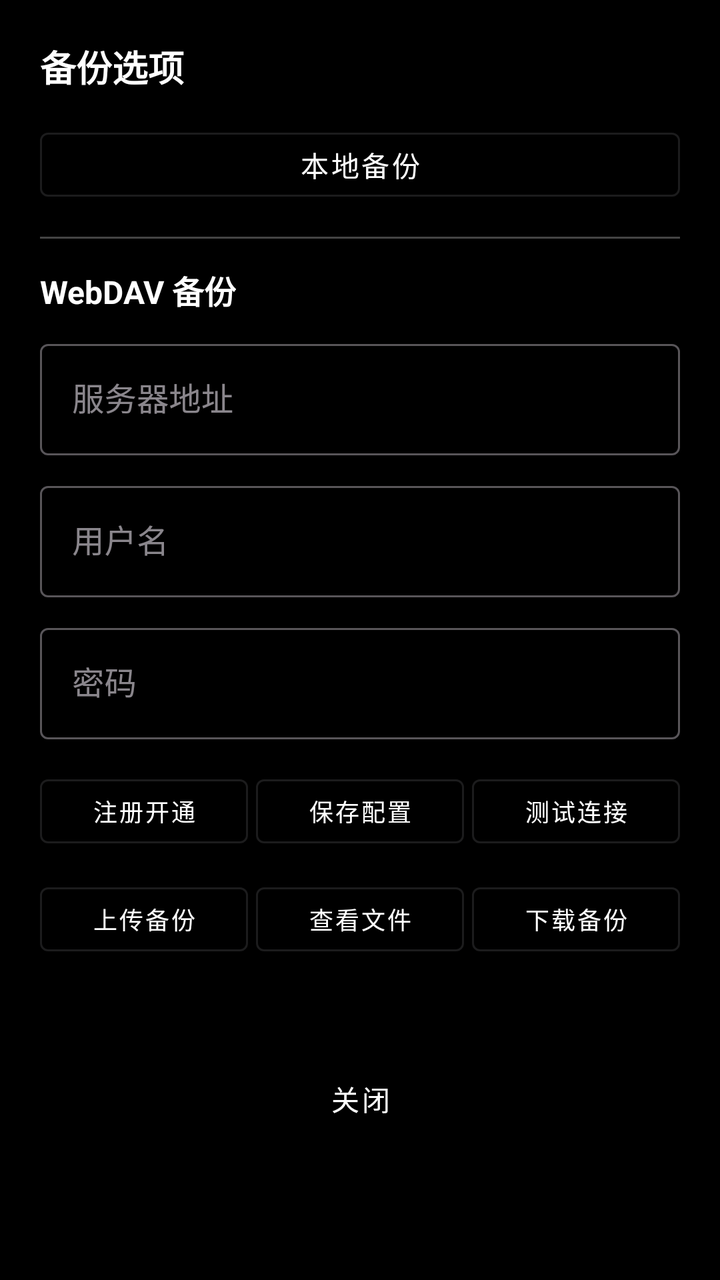
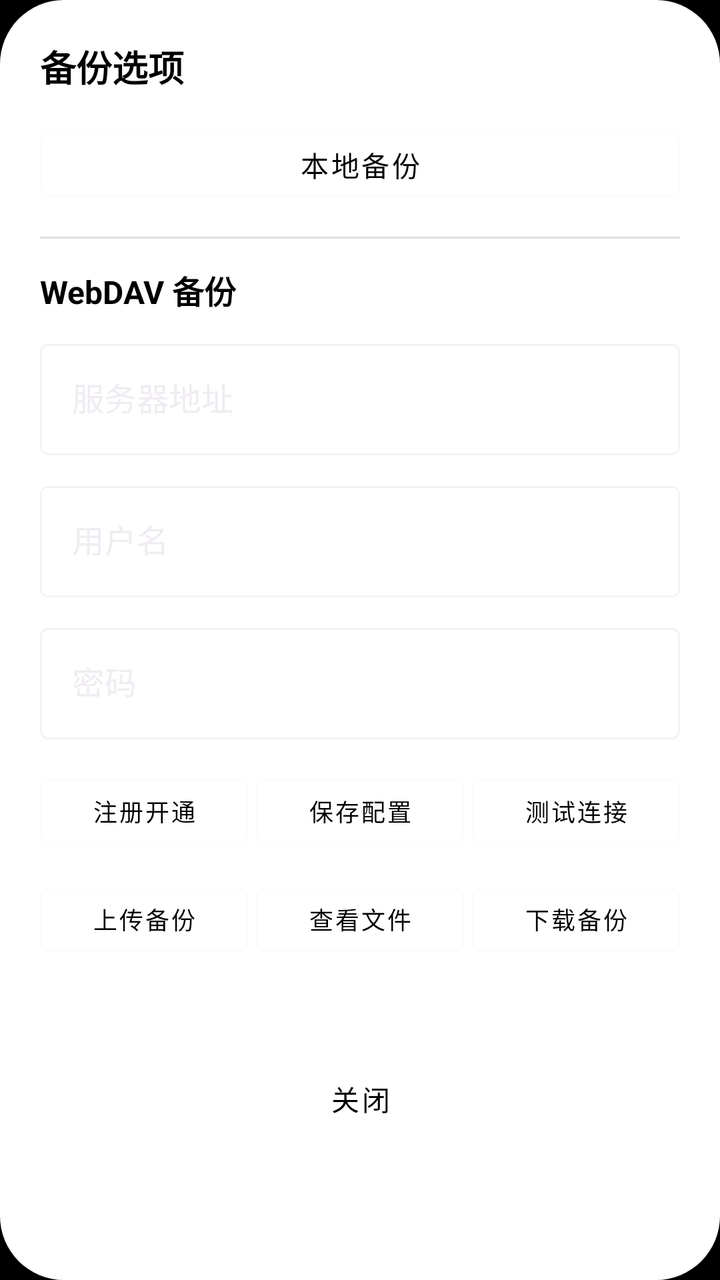

Before-and-after screenshots of an Android layout around one commit, followed by the original layout XML and the change that was made.
<!-- AndroidManifest.xml: application theme Theme.App -->
<!-- res/layout/dialog_webdav_backup.xml -->
<?xml version="1.0" encoding="utf-8"?>
<ScrollView xmlns:android="http://schemas.android.com/apk/res/android"
    xmlns:app="http://schemas.android.com/apk/res-auto"
    android:layout_width="match_parent"
    android:layout_height="wrap_content"
    android:fillViewport="true"
    android:background="@drawable/shape_item"
    android:padding="0dp">

    <androidx.appcompat.widget.LinearLayoutCompat
        android:layout_width="match_parent"
        android:layout_height="wrap_content"
        android:orientation="vertical"
        android:padding="20dp">

        
        <com.google.android.material.textview.MaterialTextView
            android:layout_width="wrap_content"
            android:layout_height="wrap_content"
            android:text="备份选项"
            android:textColor="@color/white"
            android:textSize="18sp"
            android:textStyle="bold"
            android:layout_marginBottom="14dp" />

        
        <com.google.android.material.button.MaterialButton
            android:id="@+id/btnLocalBackup"
            android:layout_width="match_parent"
            android:layout_height="wrap_content"
            android:text="本地备份"
            android:textColor="@color/white"
            android:textSize="14sp"
            android:minHeight="44dp"
            style="@style/Widget.MaterialComponents.Button.OutlinedButton" />

        <View
            android:layout_width="match_parent"
            android:layout_height="1dp"
            android:background="#444444"
            android:layout_marginVertical="14dp" />

        
        <com.google.android.material.textview.MaterialTextView
            android:layout_width="wrap_content"
            android:layout_height="wrap_content"
            android:text="WebDAV 备份"
            android:textColor="@color/white"
            android:textSize="16sp"
            android:textStyle="bold"
            android:layout_marginBottom="10dp" />

        
        <com.google.android.material.textfield.TextInputLayout
            android:layout_width="match_parent"
            android:layout_height="wrap_content"
            android:hint="服务器地址"
            app:boxBackgroundMode="outline"
            app:hintTextColor="@color/white"
            style="@style/Widget.MaterialComponents.TextInputLayout.OutlinedBox">

            <com.google.android.material.textfield.TextInputEditText
                android:id="@+id/dialogWebdavUrl"
                android:layout_width="match_parent"
                android:layout_height="wrap_content"
                android:inputType="textUri"
                android:textColor="@color/white"
                android:textColorHint="@color/white_50" />
        </com.google.android.material.textfield.TextInputLayout>

        
        <com.google.android.material.textfield.TextInputLayout
            android:layout_width="match_parent"
            android:layout_height="wrap_content"
            android:layout_marginTop="10dp"
            android:hint="用户名"
            app:boxBackgroundMode="outline"
            app:hintTextColor="@color/white"
            style="@style/Widget.MaterialComponents.TextInputLayout.OutlinedBox">

            <com.google.android.material.textfield.TextInputEditText
                android:id="@+id/dialogWebdavUser"
                android:layout_width="match_parent"
                android:layout_height="wrap_content"
                android:inputType="text"
                android:textColor="@color/white"
                android:textColorHint="@color/white_50" />
        </com.google.android.material.textfield.TextInputLayout>

        
        <com.google.android.material.textfield.TextInputLayout
            android:layout_width="match_parent"
            android:layout_height="wrap_content"
            android:layout_marginTop="10dp"
            android:hint="密码"
            app:boxBackgroundMode="outline"
            app:hintTextColor="@color/white"
            style="@style/Widget.MaterialComponents.TextInputLayout.OutlinedBox">

            <com.google.android.material.textfield.TextInputEditText
                android:id="@+id/dialogWebdavPass"
                android:layout_width="match_parent"
                android:layout_height="wrap_content"
                android:inputType="textPassword"
                android:textColor="@color/white"
                android:textColorHint="@color/white_50" />
        </com.google.android.material.textfield.TextInputLayout>

        
        <androidx.appcompat.widget.LinearLayoutCompat
            android:layout_width="match_parent"
            android:layout_height="wrap_content"
            android:layout_marginTop="14dp"
            android:orientation="horizontal"
            android:gravity="center">

            <com.google.android.material.button.MaterialButton
                android:id="@+id/dialogWebdavLink"
                android:layout_width="0dp"
                android:layout_height="wrap_content"
                android:layout_weight="1"
                android:layout_marginEnd="4dp"
                android:text="注册开通"
                android:textColor="@color/white"
                android:textSize="12sp"
                android:minHeight="44dp"
                style="@style/Widget.MaterialComponents.Button.OutlinedButton" />

            <com.google.android.material.button.MaterialButton
                android:id="@+id/dialogWebdavSave"
                android:layout_width="0dp"
                android:layout_height="wrap_content"
                android:layout_weight="1"
                android:layout_marginEnd="4dp"
                android:text="保存配置"
                android:textColor="@color/white"
                android:textSize="12sp"
                android:minHeight="44dp"
                style="@style/Widget.MaterialComponents.Button.OutlinedButton" />

            <com.google.android.material.button.MaterialButton
                android:id="@+id/dialogWebdavTest"
                android:layout_width="0dp"
                android:layout_height="wrap_content"
                android:layout_weight="1"
                android:text="测试连接"
                android:textColor="@color/white"
                android:textSize="12sp"
                android:minHeight="44dp"
                style="@style/Widget.MaterialComponents.Button.OutlinedButton" />
        </androidx.appcompat.widget.LinearLayoutCompat>

        
        <androidx.appcompat.widget.LinearLayoutCompat
            android:layout_width="match_parent"
            android:layout_height="wrap_content"
            android:layout_marginTop="10dp"
            android:orientation="horizontal"
            android:gravity="center">

            <com.google.android.material.button.MaterialButton
                android:id="@+id/dialogWebdavUpload"
                android:layout_width="0dp"
                android:layout_height="wrap_content"
                android:layout_weight="1"
                android:layout_marginEnd="4dp"
                android:text="上传备份"
                android:textColor="@color/white"
                android:textSize="12sp"
                android:minHeight="44dp"
                style="@style/Widget.MaterialComponents.Button.OutlinedButton" />

            <com.google.android.material.button.MaterialButton
                android:id="@+id/dialogWebdavList"
                android:layout_width="0dp"
                android:layout_height="wrap_content"
                android:layout_weight="1"
                android:layout_marginEnd="4dp"
                android:text="查看文件"
                android:textColor="@color/white"
                android:textSize="12sp"
                android:minHeight="44dp"
                style="@style/Widget.MaterialComponents.Button.OutlinedButton" />

            <com.google.android.material.button.MaterialButton
                android:id="@+id/dialogWebdavDownload"
                android:layout_width="0dp"
                android:layout_height="wrap_content"
                android:layout_weight="1"
                android:text="下载备份"
                android:textColor="@color/white"
                android:textSize="12sp"
                android:minHeight="44dp"
                style="@style/Widget.MaterialComponents.Button.OutlinedButton" />
        </androidx.appcompat.widget.LinearLayoutCompat>

        
        <com.google.android.material.textview.MaterialTextView
            android:id="@+id/dialogWebdavStatus"
            android:layout_width="match_parent"
            android:layout_height="wrap_content"
            android:layout_marginTop="14dp"
            android:text=""
            android:textColor="@color/white"
            android:textSize="13sp"
            android:gravity="center" />

        
        <com.google.android.material.button.MaterialButton
            android:id="@+id/dialogClose"
            android:layout_width="wrap_content"
            android:layout_height="wrap_content"
            android:layout_gravity="center_horizontal"
            android:layout_marginTop="14dp"
            android:text="关闭"
            android:textColor="@color/white"
            android:textSize="14sp"
            android:minHeight="44dp"
            style="@style/Widget.MaterialComponents.Button.TextButton" />

    </androidx.appcompat.widget.LinearLayoutCompat>
</ScrollView>
<!-- resources referenced by this layout -->
<resources>
  <color name="white">#FFFFFF</color>
  <color name="white_50">#80FFFFFF</color>
  <!-- drawable shape_item (drawable) -->
  <?xml version="1.0" encoding="utf-8"?>
  <ripple xmlns:android="http://schemas.android.com/apk/res/android"
      android:color="?attr/colorControlHighlight">
      <item>
          <shape android:shape="rectangle">
              <solid android:color="@color/selector_item" />
              <corners android:radius="4dp" />
              <padding
                  android:bottom="8dp"
                  android:left="12dp"
                  android:right="12dp"
                  android:top="8dp" />
          </shape>
      </item>
      <item android:id="@android:id/mask">
          <shape android:shape="rectangle">
              <solid android:color="@color/white" />
              <corners android:radius="4dp" />
          </shape>
      </item>
  </ripple>
  <style name="Theme.App" parent="Theme.Base" />
  <style name="Theme.Base" parent="Theme.Material3.Dark.NoActionBar">
          <item name="colorPrimary">@color/white</item>
          <item name="android:windowBackground">@color/black</item>
          <item name="android:windowFullscreen">true</item>
          <item name="android:windowTranslucentStatus">true</item>
          <item name="android:windowTranslucentNavigation">true</item>
          <item name="android:windowAnimationStyle">@style/NoAnim</item>
      </style>
  <color name="black">#000000</color>
  <style name="NoAnim">
          <item name="android:activityOpenEnterAnimation">@null</item>
          <item name="android:activityOpenExitAnimation">@null</item>
          <item name="android:activityCloseEnterAnimation">@null</item>
          <item name="android:activityCloseExitAnimation">@null</item>
      </style>
</resources>

<!-- the commit's change to res/layout/dialog_webdav_backup.xml (unified diff, before → after) -->
@@ -4,7 +4,7 @@
     android:layout_width="match_parent"
     android:layout_height="wrap_content"
     android:fillViewport="true"
-    android:background="@drawable/shape_item"
+    android:background="@drawable/shape_dialog_rounded"
     android:padding="0dp">
 
     <androidx.appcompat.widget.LinearLayoutCompat
@@ -18,7 +18,7 @@
             android:layout_width="wrap_content"
             android:layout_height="wrap_content"
             android:text="备份选项"
-            android:textColor="@color/white"
+            android:textColor="@android:color/black"
             android:textSize="18sp"
             android:textStyle="bold"
             android:layout_marginBottom="14dp" />
@@ -29,7 +29,7 @@
             android:layout_width="match_parent"
             android:layout_height="wrap_content"
             android:text="本地备份"
-            android:textColor="@color/white"
+            android:textColor="@android:color/black"
             android:textSize="14sp"
             android:minHeight="44dp"
             style="@style/Widget.MaterialComponents.Button.OutlinedButton" />
@@ -37,7 +37,7 @@
         <View
             android:layout_width="match_parent"
             android:layout_height="1dp"
-            android:background="#444444"
+            android:background="#DDDDDD"
             android:layout_marginVertical="14dp" />
 
         
@@ -45,7 +45,7 @@
             android:layout_width="wrap_content"
             android:layout_height="wrap_content"
             android:text="WebDAV 备份"
-            android:textColor="@color/white"
+            android:textColor="@android:color/black"
             android:textSize="16sp"
             android:textStyle="bold"
             android:layout_marginBottom="10dp" />
@@ -56,7 +56,7 @@
             android:layout_height="wrap_content"
             android:hint="服务器地址"
             app:boxBackgroundMode="outline"
-            app:hintTextColor="@color/white"
+            app:hintTextColor="@android:color/black"
             style="@style/Widget.MaterialComponents.TextInputLayout.OutlinedBox">
 
             <com.google.android.material.textfield.TextInputEditText
@@ -64,8 +64,8 @@
                 android:layout_width="match_parent"
                 android:layout_height="wrap_content"
                 android:inputType="textUri"
-                android:textColor="@color/white"
-                android:textColorHint="@color/white_50" />
+                android:textColor="@android:color/black"
+                android:textColorHint="@android:color/darker_gray" />
         </com.google.android.material.textfield.TextInputLayout>
 
         
@@ -75,7 +75,7 @@
             android:layout_marginTop="10dp"
             android:hint="用户名"
             app:boxBackgroundMode="outline"
-            app:hintTextColor="@color/white"
+            app:hintTextColor="@android:color/black"
             style="@style/Widget.MaterialComponents.TextInputLayout.OutlinedBox">
 
             <com.google.android.material.textfield.TextInputEditText
@@ -83,8 +83,8 @@
                 android:layout_width="match_parent"
                 android:layout_height="wrap_content"
                 android:inputType="text"
-                android:textColor="@color/white"
-                android:textColorHint="@color/white_50" />
+                android:textColor="@android:color/black"
+                android:textColorHint="@android:color/darker_gray" />
         </com.google.android.material.textfield.TextInputLayout>
 
         
@@ -94,7 +94,7 @@
             android:layout_marginTop="10dp"
             android:hint="密码"
             app:boxBackgroundMode="outline"
-            app:hintTextColor="@color/white"
+            app:hintTextColor="@android:color/black"
             style="@style/Widget.MaterialComponents.TextInputLayout.OutlinedBox">
 
             <com.google.android.material.textfield.TextInputEditText
@@ -102,8 +102,8 @@
                 android:layout_width="match_parent"
                 android:layout_height="wrap_content"
                 android:inputType="textPassword"
-                android:textColor="@color/white"
-                android:textColorHint="@color/white_50" />
+                android:textColor="@android:color/black"
+                android:textColorHint="@android:color/darker_gray" />
         </com.google.android.material.textfield.TextInputLayout>
 
         
@@ -121,7 +121,7 @@
                 android:layout_weight="1"
                 android:layout_marginEnd="4dp"
                 android:text="注册开通"
-                android:textColor="@color/white"
+                android:textColor="@android:color/black"
                 android:textSize="12sp"
                 android:minHeight="44dp"
                 style="@style/Widget.MaterialComponents.Button.OutlinedButton" />
@@ -133,7 +133,7 @@
                 android:layout_weight="1"
                 android:layout_marginEnd="4dp"
                 android:text="保存配置"
-                android:textColor="@color/white"
+                android:textColor="@android:color/black"
                 android:textSize="12sp"
                 android:minHeight="44dp"
                 style="@style/Widget.MaterialComponents.Button.OutlinedButton" />
@@ -144,7 +144,7 @@
                 android:layout_height="wrap_content"
                 android:layout_weight="1"
                 android:text="测试连接"
-                android:textColor="@color/white"
+                android:textColor="@android:color/black"
                 android:textSize="12sp"
                 android:minHeight="44dp"
                 style="@style/Widget.MaterialComponents.Button.OutlinedButton" />
@@ -165,7 +165,7 @@
                 android:layout_weight="1"
                 android:layout_marginEnd="4dp"
                 android:text="上传备份"
-                android:textColor="@color/white"
+                android:textColor="@android:color/black"
                 android:textSize="12sp"
                 android:minHeight="44dp"
                 style="@style/Widget.MaterialComponents.Button.OutlinedButton" />
@@ -177,7 +177,7 @@
                 android:layout_weight="1"
                 android:layout_marginEnd="4dp"
                 android:text="查看文件"
-                android:textColor="@color/white"
+                android:textColor="@android:color/black"
                 android:textSize="12sp"
                 android:minHeight="44dp"
                 style="@style/Widget.MaterialComponents.Button.OutlinedButton" />
@@ -188,7 +188,7 @@
                 android:layout_height="wrap_content"
                 android:layout_weight="1"
                 android:text="下载备份"
-                android:textColor="@color/white"
+                android:textColor="@android:color/black"
                 android:textSize="12sp"
                 android:minHeight="44dp"
                 style="@style/Widget.MaterialComponents.Button.OutlinedButton" />
@@ -201,7 +201,7 @@
             android:layout_height="wrap_content"
             android:layout_marginTop="14dp"
             android:text=""
-            android:textColor="@color/white"
+            android:textColor="#006600"
             android:textSize="13sp"
             android:gravity="center" />
 
@@ -213,7 +213,7 @@
             android:layout_gravity="center_horizontal"
             android:layout_marginTop="14dp"
             android:text="关闭"
-            android:textColor="@color/white"
+            android:textColor="@android:color/black"
             android:textSize="14sp"
             android:minHeight="44dp"
             style="@style/Widget.MaterialComponents.Button.TextButton" />
<!-- resource entries referenced after the edit -->
@@ -1,29 +1,12 @@
 <!-- resources referenced by this layout -->
 <resources>
+  <!-- drawable shape_dialog_rounded (drawable) -->
+  <?xml version="1.0" encoding="utf-8"?>
+  <shape xmlns:android="http://schemas.android.com/apk/res/android">
+      <solid android:color="@android:color/white" />
+      <corners android:radius="32dp" />
+  </shape>
   <color name="white">#FFFFFF</color>
-  <color name="white_50">#80FFFFFF</color>
-  <!-- drawable shape_item (drawable) -->
-  <?xml version="1.0" encoding="utf-8"?>
-  <ripple xmlns:android="http://schemas.android.com/apk/res/android"
-      android:color="?attr/colorControlHighlight">
-      <item>
-          <shape android:shape="rectangle">
-              <solid android:color="@color/selector_item" />
-              <corners android:radius="4dp" />
-              <padding
-                  android:bottom="8dp"
-                  android:left="12dp"
-                  android:right="12dp"
-                  android:top="8dp" />
-          </shape>
-      </item>
-      <item android:id="@android:id/mask">
-          <shape android:shape="rectangle">
-              <solid android:color="@color/white" />
-              <corners android:radius="4dp" />
-          </shape>
-      </item>
-  </ripple>
   <style name="Theme.App" parent="Theme.Base" />
   <style name="Theme.Base" parent="Theme.Material3.Dark.NoActionBar">
           <item name="colorPrimary">@color/white</item>
